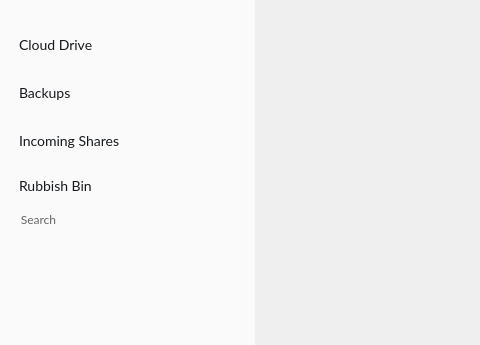
Above: src/MEGASync/gui/node_selector/gui/win/NodeSelector.ui from meganz/MEGAsync before the change; both pictures show x 0 to 480 and y 0 to 345 of the 800 by 489 pixel window. Below: the same form after it.
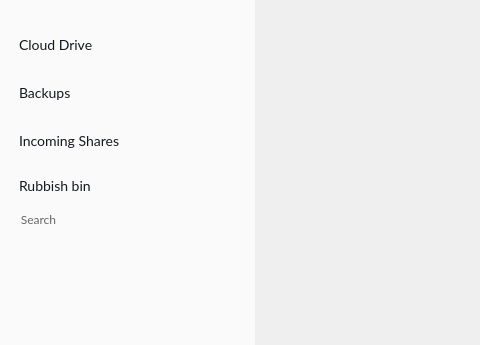
That is the form after the change. Icons and pictures are not drawn.

```diff
--- a/src/MEGASync/gui/node_selector/gui/win/NodeSelector.ui
+++ b/src/MEGASync/gui/node_selector/gui/win/NodeSelector.ui
@@ -541,7 +541,7 @@
                <bool>true</bool>
               </property>
               <property name="text">
-               <string>Rubbish Bin</string>
+               <string notr="true">Rubbish bin</string>
               </property>
               <property name="icon">
                <iconset resource="../../../Resources_win.qrc">
```
Left out of the diff: 6 changed lines with no effect on the pictures.
